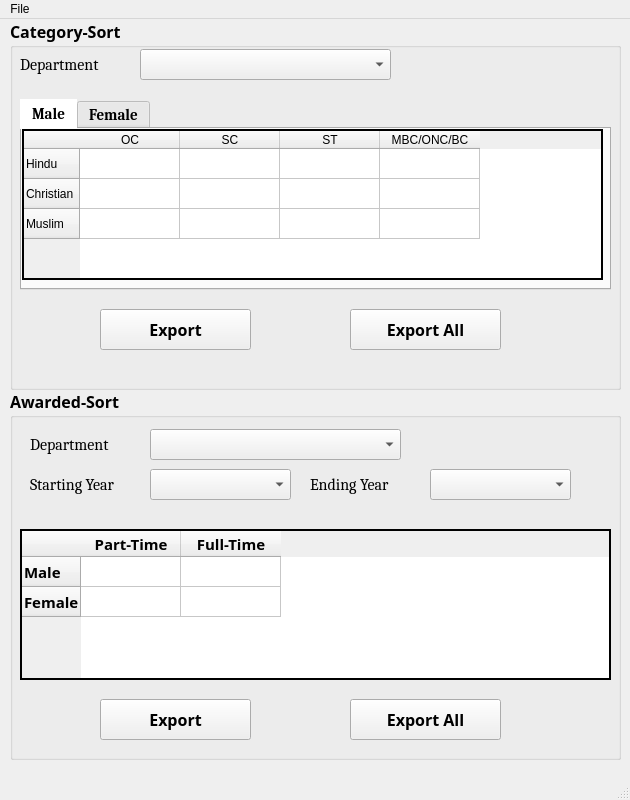
The window that assets/main.ui (NerdCodex/Sorter) describes before a commit, drawn with Qt 5.
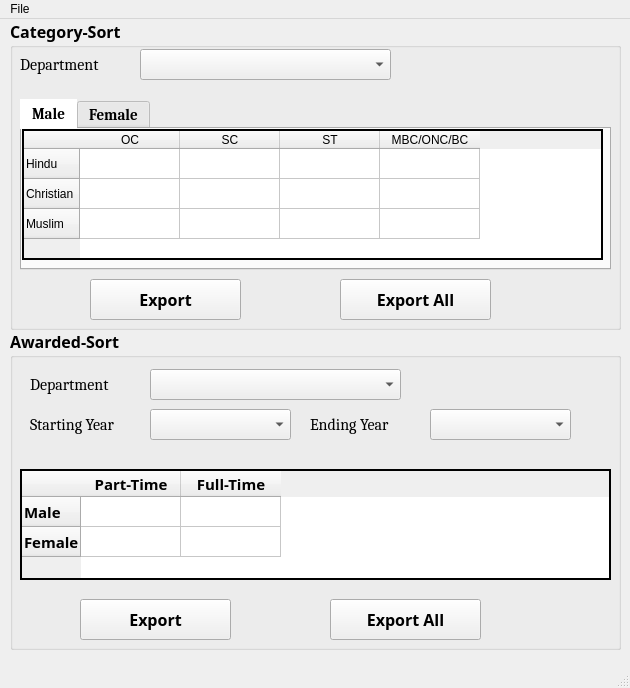
The same window after the commit.

Diff of the .ui file:
```diff
--- a/assets/main.ui
+++ b/assets/main.ui
@@ -7,19 +7,19 @@
     <x>0</x>
     <y>0</y>
     <width>630</width>
-    <height>800</height>
+    <height>688</height>
    </rect>
   </property>
   <property name="minimumSize">
    <size>
     <width>630</width>
-    <height>800</height>
+    <height>688</height>
    </size>
   </property>
   <property name="maximumSize">
    <size>
     <width>630</width>
-    <height>800</height>
+    <height>688</height>
    </size>
   </property>
   <property name="windowTitle">
@@ -32,7 +32,7 @@
       <x>10</x>
       <y>0</y>
       <width>611</width>
-      <height>371</height>
+      <height>311</height>
      </rect>
     </property>
     <property name="font">
@@ -98,7 +98,7 @@
        <x>10</x>
        <y>80</y>
        <width>591</width>
-       <height>191</height>
+       <height>171</height>
       </rect>
      </property>
      <property name="font">
@@ -130,7 +130,7 @@
          <x>0</x>
          <y>0</y>
          <width>581</width>
-         <height>151</height>
+         <height>131</height>
         </rect>
        </property>
        <property name="font">
@@ -278,8 +278,8 @@
     <widget class="QPushButton" name="categoryExportBtn">
      <property name="geometry">
       <rect>
-       <x>90</x>
-       <y>290</y>
+       <x>80</x>
+       <y>260</y>
        <width>151</width>
        <height>41</height>
       </rect>
@@ -294,8 +294,8 @@
     <widget class="QPushButton" name="categoryExportAllBtn">
      <property name="geometry">
       <rect>
-       <x>340</x>
-       <y>290</y>
+       <x>330</x>
+       <y>260</y>
        <width>151</width>
        <height>41</height>
       </rect>
@@ -312,9 +312,9 @@
     <property name="geometry">
      <rect>
       <x>10</x>
-      <y>370</y>
+      <y>310</y>
       <width>611</width>
-      <height>371</height>
+      <height>321</height>
      </rect>
     </property>
     <property name="font">
@@ -380,7 +380,7 @@
        <x>10</x>
        <y>140</y>
        <width>591</width>
-       <height>151</height>
+       <height>111</height>
       </rect>
      </property>
      <property name="font">
@@ -498,8 +498,8 @@
     <widget class="QPushButton" name="awardedExportBtn">
      <property name="geometry">
       <rect>
-       <x>90</x>
-       <y>310</y>
+       <x>70</x>
+       <y>270</y>
        <width>151</width>
        <height>41</height>
       </rect>
@@ -514,8 +514,8 @@
     <widget class="QPushButton" name="awardedExportAllBtn">
      <property name="geometry">
       <rect>
-       <x>340</x>
-       <y>310</y>
+       <x>320</x>
+       <y>270</y>
        <width>151</width>
        <height>41</height>
       </rect>
```
